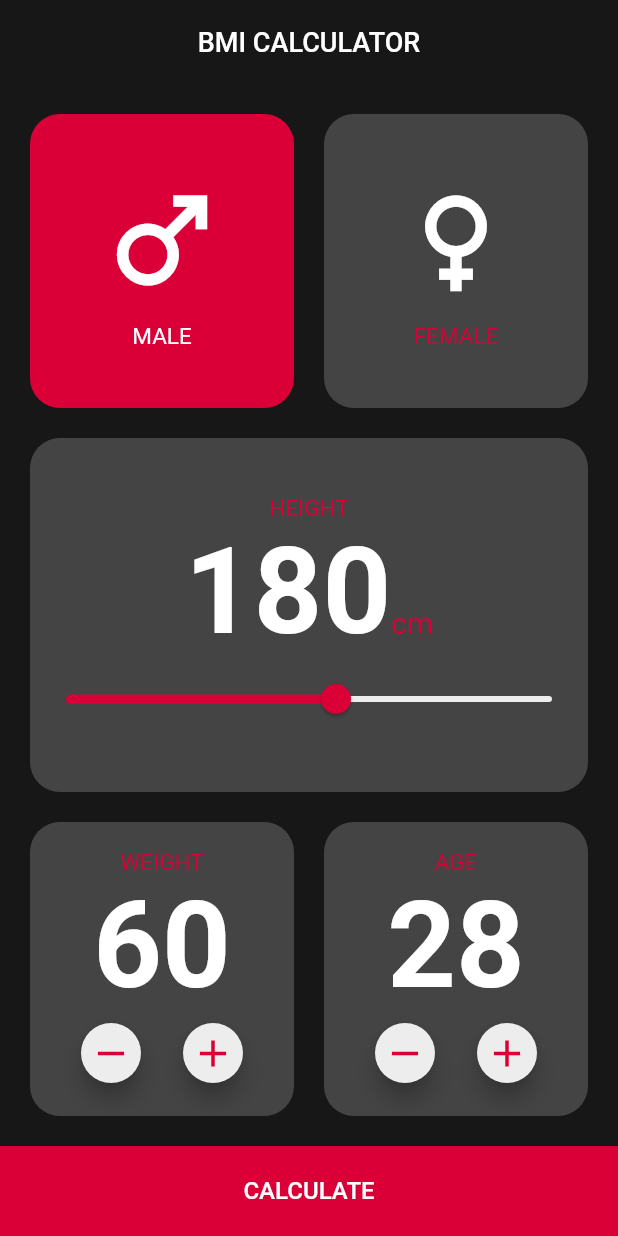
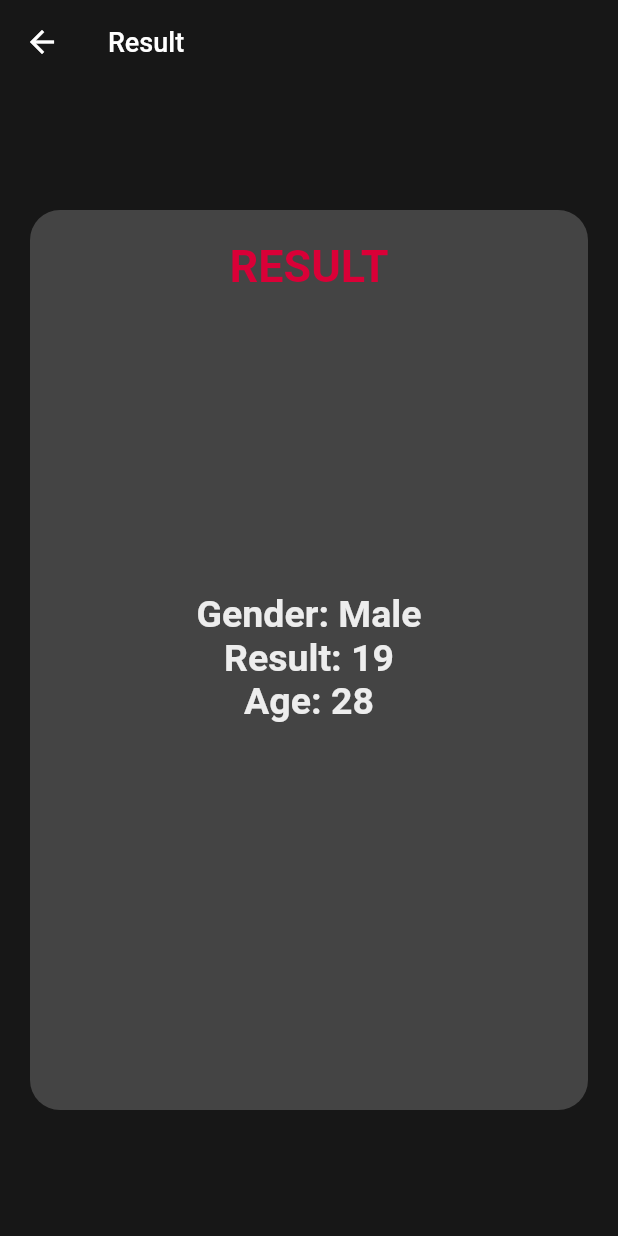
Before and after one commit to abzu0/BMI_Calculator, a Flutter app: the screen it shows after launch, after a tap on the "remove" icon, after a tap on the "add" icon, after a tap on "CALCULATE", on a phone screen of 412 x 824 dp. Run offline on Flutter 3.47's test engine with Material 2 defaults, Android fonts, the phone set to English and light mode, and no system bars.

Commit message:
result_screen

```diff
--- a/lib/calculator_screen.dart
+++ b/lib/calculator_screen.dart
@@ -1,3 +1,6 @@
+import 'dart:math';
+
+import 'package:bmi/result_screen.dart';
 import 'package:flutter/cupertino.dart';
 import 'package:flutter/material.dart';
 
@@ -229,6 +232,7 @@ class _CalculatorScreenState extends State<CalculatorScreen> {
                                         if (weight>0) weight--;
                                       });
                                     },
+                                  heroTag: 'weight-',
                                   mini: true,
                                     child: Icon(
                                       Icons.remove,
@@ -246,6 +250,7 @@ class _CalculatorScreenState extends State<CalculatorScreen> {
                                       weight++;
                                     });
                                   },
+                                  heroTag: 'weight+',
                                   mini: true,
                                   child: Icon(
                                     Icons.add,
@@ -297,6 +302,7 @@ class _CalculatorScreenState extends State<CalculatorScreen> {
                                       if (age>0) age--;
                                     });
                                   },
+                                  heroTag: 'age-',
                                   mini: true,
                                   child: Icon(
                                     Icons.remove,
@@ -314,6 +320,7 @@ class _CalculatorScreenState extends State<CalculatorScreen> {
                                       age++;
                                     });
                                   },
+                                  heroTag: 'age+',
                                   mini: true,
                                   child: Icon(
                                     Icons.add,
@@ -340,7 +347,19 @@ class _CalculatorScreenState extends State<CalculatorScreen> {
               color: secondaryColor,
 
               child: MaterialButton(
-                onPressed: (){},
+                onPressed: (){
+                  double result = weight / pow(height/100, 2);
+                  Navigator.push(
+                      context,
+                      MaterialPageRoute(
+                          builder: (context) => ResultScreen(
+                            age: age,
+                            isMale: isMale,
+                            result: result,
+                          ),
+                          )
+                  );
+                },
                 child: Text(
                   'CALCULATE',
                   style: TextStyle(
--- a/lib/main.dart
+++ b/lib/main.dart
@@ -1,4 +1,5 @@
 import 'package:bmi/calculator_screen.dart';
+import 'package:bmi/result_screen.dart';
 import 'package:flutter/material.dart';
 
 void main() {
--- /dev/null
+++ b/lib/result_screen.dart
@@ -0,0 +1,97 @@
+import 'package:flutter/material.dart';
+
+class ResultScreen extends StatelessWidget {
+  final bool isMale;
+  final double result;
+  final int age;
+
+  Color mainColor = Color(0xFF171717);
+  Color subMainColor = Color(0xFF444444);
+  Color secondaryColor = Color(0xFFDA0037);
+  Color subSecondaryColor = Color(0xFFEDEDED);
+
+  ResultScreen({
+    required this.isMale,
+    required this.result,
+    required this.age,
+  });
+
+
+  @override
+  Widget build(BuildContext context) {
+    return Scaffold(
+    backgroundColor: mainColor,
+      appBar: AppBar(
+        elevation: 0.0,
+        backgroundColor: mainColor,
+        title: Text(
+          'Result',
+          style: TextStyle(
+            color: Colors.white,
+            fontSize: 18.0,
+          ),
+        ),
+      ),
+
+      body: Padding(
+        padding: const EdgeInsets.all(20),
+        child: Center(
+          child: Container(
+            width: double.infinity,
+            height: 600.0,
+            decoration: BoxDecoration(
+                color: subMainColor,
+                borderRadius: BorderRadius.circular(20.0)
+            ),
+            child: Padding(
+              padding: const EdgeInsets.all(20.0),
+              child: Column(
+                children: [
+                  Text(
+                    'RESULT',
+                    style: TextStyle(
+                      fontWeight: FontWeight.bold,
+                      color: secondaryColor,
+                      fontSize: 30.0,
+
+                    ),
+                  ),
+                  SizedBox(
+                    height: 200,
+                  ),
+                      Text(
+                        'Gender: ${(isMale)? 'Male' : 'Female'}',
+                        style: TextStyle(
+                          fontWeight: FontWeight.bold,
+                          color: subSecondaryColor,
+                          fontSize: 25.0,
+                        ),
+
+                      ),
+                      Text(
+                        'Result: ${result.round()}',
+                        style: TextStyle(
+                          fontWeight: FontWeight.bold,
+                          color: subSecondaryColor,
+                          fontSize: 25.0,
+                        ),
+
+                      ),
+                      Text(
+                        'Age: ${age}',
+                        style: TextStyle(
+                          fontWeight: FontWeight.bold,
+                          color: subSecondaryColor,
+                          fontSize: 25.0,
+                        ),
+                      ),
+
+                ],
+              ),
+            ),
+          ),
+        ),
+      ),
+    );
+  }
+}
```
